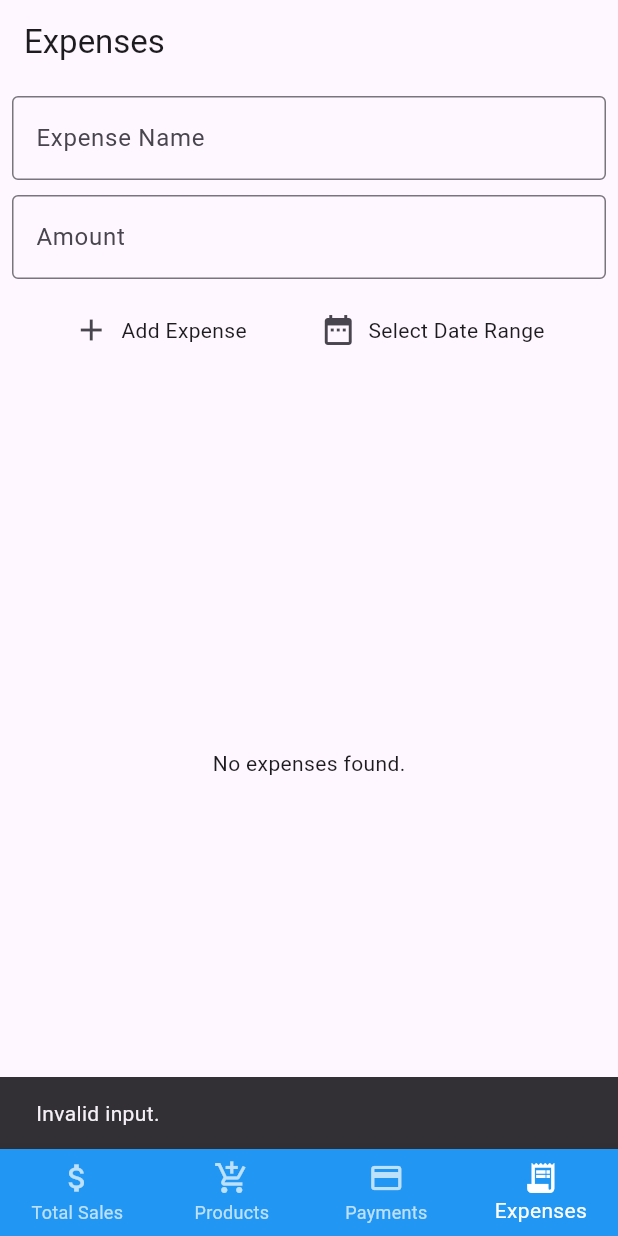
After one commit to Bieenn01/j2j_spa_sales, a Flutter app: the screen it shows after launch, item 4 of the bottom bar chosen, after a tap on "Add Expense", on a phone screen of 412 x 824 dp. The commit adds this screen. Run offline on Flutter 3.47's test engine with Material 3 defaults, Android fonts, the phone set to English and light mode, and no system bars; our stand-ins replace cloud_firestore, firebase_core, fl_chart; accounts and stored records are empty.

Commit message:
up bien commit laptopoffice

```diff
--- /dev/null
+++ b/lib/Screens/expenses.dart
@@ -0,0 +1,195 @@
+import 'package:flutter/material.dart';
+import 'package:cloud_firestore/cloud_firestore.dart';
+import 'package:intl/intl.dart'; // Import for date formatting
+
+class ExpensesScreen extends StatefulWidget {
+  @override
+  _ExpensesScreenState createState() => _ExpensesScreenState();
+}
+
+class _ExpensesScreenState extends State<ExpensesScreen> {
+  final TextEditingController _expenseNameController = TextEditingController();
+  final TextEditingController _expenseAmountController =
+      TextEditingController();
+
+  DateTime? _startDate;
+  DateTime? _endDate;
+
+  Future<void> _addExpense() async {
+    String name = _expenseNameController.text.trim();
+    double? amount = double.tryParse(_expenseAmountController.text.trim());
+
+    if (name.isNotEmpty && amount != null && amount > 0) {
+      await FirebaseFirestore.instance.collection('expenses').add({
+        'name': name,
+        'amount': amount,
+        'date': Timestamp.now(),
+      });
+
+      _expenseNameController.clear();
+      _expenseAmountController.clear();
+    } else {
+      ScaffoldMessenger.of(context).showSnackBar(
+        SnackBar(content: Text('Invalid input.')),
+      );
+    }
+  }
+
+  Future<void> _selectDateRange(BuildContext context) async {
+    DateTimeRange? picked = await showDateRangePicker(
+      context: context,
+      firstDate: DateTime(2000),
+      lastDate: DateTime(2101),
+      initialDateRange: _startDate != null && _endDate != null
+          ? DateTimeRange(start: _startDate!, end: _endDate!)
+          : DateTimeRange(start: DateTime.now(), end: DateTime.now()),
+    );
+    if (picked != null && picked.start != null && picked.end != null) {
+      setState(() {
+        _startDate = picked.start;
+        _endDate = picked.end;
+      });
+    }
+  }
+
+  @override
+  Widget build(BuildContext context) {
+    return Scaffold(
+      appBar: AppBar(title: Text('Expenses')),
+      body: Column(
+        children: [
+          Padding(
+            padding: const EdgeInsets.all(8.0),
+            child: Column(
+              children: [
+                TextField(
+                  controller: _expenseNameController,
+                  decoration: InputDecoration(
+                    labelText: 'Expense Name',
+                    border: OutlineInputBorder(),
+                  ),
+                ),
+                SizedBox(height: 10),
+                TextField(
+                  controller: _expenseAmountController,
+                  keyboardType: TextInputType.number,
+                  decoration: InputDecoration(
+                    labelText: 'Amount',
+                    border: OutlineInputBorder(),
+                  ),
+                ),
+                SizedBox(height: 10),
+                Row(
+                  mainAxisAlignment: MainAxisAlignment.spaceEvenly, // Space out the buttons evenly
+                  children: [
+                    IconButton(
+                      icon: Row(
+                        mainAxisSize: MainAxisSize.min, // Make the row just as wide as the icon and text
+                        children: [
+                          Icon(Icons.add), // The add icon for Add Expense
+                          SizedBox(width: 8), // Spacing between icon and text
+                          Text('Add Expense'), // The label
+                        ],
+                      ),
+                      onPressed: _addExpense,
+                    ),
+                    IconButton(
+                      icon: Row(
+                        mainAxisSize: MainAxisSize.min, // Make the row just as wide as the icon and text
+                        children: [
+                          Icon(Icons.date_range), // The date range icon
+                          SizedBox(width: 8), // Spacing between icon and text
+                          Text('Select Date Range'), // The label
+                        ],
+                      ),
+                      onPressed: () => _selectDateRange(context),
+                    ),
+                  ],
+                ),
+              ],
+            ),
+          ),
+          Expanded(
+            child: StreamBuilder<QuerySnapshot>(
+              stream: FirebaseFirestore.instance
+                  .collection('expenses')
+                  // Adjust the start and end dates to include the full day range
+                  .where('date', isGreaterThanOrEqualTo: _startDate != null
+                      ? Timestamp.fromDate(DateTime(
+                          _startDate!.year, _startDate!.month, _startDate!.day, 0, 0)) // Start of day
+                      : null)
+                  .where('date', isLessThanOrEqualTo: _endDate != null
+                      ? Timestamp.fromDate(DateTime(
+                          _endDate!.year, _endDate!.month, _endDate!.day, 23, 59, 59)) // End of day
+                      : null)
+                  .orderBy('date', descending: true) // Order by date
+                  .snapshots(),
+              builder: (context, snapshot) {
+                if (snapshot.connectionState == ConnectionState.waiting) {
+                  return Center(child: CircularProgressIndicator());
+                }
+                if (snapshot.hasError) {
+                  return Center(child: Text('Error: ${snapshot.error}'));
+                }
+                if (!snapshot.hasData || snapshot.data!.docs.isEmpty) {
+                  String message = _startDate != null && _endDate != null
+                      ? 'No expenses found from ${DateFormat('MMM dd, yyyy').format(_startDate!)} to ${DateFormat('MMM dd, yyyy').format(_endDate!)}'
+                      : 'No expenses found.';
+                  return Center(child: Text(message));
+                }
+
+                double totalExpenses = snapshot.data!.docs.fold(
+                  0.0,
+                  (sum, doc) =>
+                      sum + (doc.data() as Map<String, dynamic>)['amount'],
+                );
+
+                return Column(
+                  children: [
+                    Padding(
+                      padding: const EdgeInsets.all(8.0),
+                      child: Text(
+                        'Total Expenses: ₱${totalExpenses.toStringAsFixed(2)}',
+                        style: TextStyle(
+                          fontWeight: FontWeight.bold,
+                          fontSize: 18,
+                        ),
+                      ),
+                    ),
+                    Expanded(
+                      child: ListView(
+                        children: snapshot.data!.docs.map((doc) {
+                          var data = doc.data() as Map<String, dynamic>;
+                          Timestamp timestamp = data['date'] ?? Timestamp.now();
+                          DateTime date = timestamp.toDate();
+                          String formattedDate =
+                              DateFormat('MMM dd, yyyy').format(date);
+
+                          return ListTile(
+                            title: Text(data['name']),
+                            subtitle: Text(
+                              '₱${data['amount'].toStringAsFixed(2)} - $formattedDate',
+                            ),
+                            trailing: IconButton(
+                              icon: Icon(Icons.delete),
+                              onPressed: () {
+                                FirebaseFirestore.instance
+                                    .collection('expenses')
+                                    .doc(doc.id)
+                                    .delete();
+                              },
+                            ),
+                          );
+                        }).toList(),
+                      ),
+                    ),
+                  ],
+                );
+              },
+            ),
+          ),
+        ],
+      ),
+    );
+  }
+}
--- a/lib/Screens/total_sales.dart
+++ b/lib/Screens/total_sales.dart
@@ -10,25 +10,75 @@ class TotalSalesScreen extends StatefulWidget {
 
 class _TotalSalesScreenState extends State<TotalSalesScreen> {
   DateTimeRange? selectedDateRange;
+  bool hasExpenses = false; // To determine if expenses exist
 
-  Future<Map<String, double>> getSalesData({DateTimeRange? dateRange}) async {
+  // Function to fetch expenses data
+  Future<List<Map<String, dynamic>>> getExpenseDetails() async {
+    List<Map<String, dynamic>> expensesList = [];
+    DateTime today = DateTime.now();
+    String todayDate = DateFormat('yyyy-MM-dd').format(today);
+
+    QuerySnapshot expenseSnapshot =
+        await FirebaseFirestore.instance.collection('expenses').get();
+
+    for (var doc in expenseSnapshot.docs) {
+      var data = doc.data() as Map<String, dynamic>;
+      var amount = data['amount'] ?? 0.0;
+      var date = data['date'];
+
+      // Handle Timestamp and String date fields
+      DateTime? expenseDate;
+      if (date is Timestamp) {
+        expenseDate = date.toDate();
+      } else if (date is String) {
+        expenseDate = DateTime.tryParse(date);
+      }
+
+      if (expenseDate == null) continue;
+
+      // Filter today's expenses
+      if (DateFormat('yyyy-MM-dd').format(expenseDate) == todayDate) {
+        expensesList.add(data);
+      }
+    }
+
+    return expensesList;
+  }
+
+  Future<Map<String, double>> getSalesAndExpenseData(
+      {DateTimeRange? dateRange}) async {
     double totalSales = 0.0;
     double todaySales = 0.0;
     double rangeSales = 0.0;
+    double totalExpenses = 0.0;
+    double todayExpenses = 0.0;
+    double rangeExpenses = 0.0;
 
-    String todayDate = DateFormat('yyyy-MM-dd').format(DateTime.now());
+    DateTime today = DateTime.now();
+    String todayDate = DateFormat('yyyy-MM-dd').format(today);
 
-    QuerySnapshot snapshot =
+    // Fetch sales
+    QuerySnapshot salesSnapshot =
         await FirebaseFirestore.instance.collection('sales').get();
-
-    for (var doc in snapshot.docs) {
+    for (var doc in salesSnapshot.docs) {
       var data = doc.data() as Map<String, dynamic>;
       var paymentDetails = data['payment_details'];
       var paymentType = paymentDetails['payment_type'];
       var totalAmount = data['total_amount'] ?? 0.0;
       var partialPaid = paymentDetails['partial_amount_paid'] ?? 0.0;
-      var date = data['date'] ?? '';
+      var date = data['date'];
+
       double saleTotal = 0.0;
+
+      // Handle Timestamp and String date fields
+      DateTime? saleDate;
+      if (date is Timestamp) {
+        saleDate = date.toDate();
+      } else if (date is String) {
+        saleDate = DateTime.tryParse(date);
+      }
+
+      if (saleDate == null) continue;
 
       if (paymentType == 'Full') {
         saleTotal += totalAmount;
@@ -38,25 +88,67 @@ class _TotalSalesScreenState extends State<TotalSalesScreen> {
 
       totalSales += saleTotal;
 
-      // Check if the sale is for today
-      if (date == todayDate) {
+      // Today's sales
+      if (DateFormat('yyyy-MM-dd').format(saleDate) == todayDate) {
         todaySales += saleTotal;
       }
 
-      // Calculate range sales if a date range is provided
-      if (dateRange != null) {
-        DateTime saleDate = DateTime.parse(date);
-        if (saleDate.isAfter(dateRange.start.subtract(Duration(days: 1))) &&
-            saleDate.isBefore(dateRange.end.add(Duration(days: 1)))) {
-          rangeSales += saleTotal;
-        }
+      // Range sales
+      if (dateRange != null &&
+          saleDate.isAfter(dateRange.start.subtract(Duration(days: 1))) &&
+          saleDate.isBefore(dateRange.end.add(Duration(days: 1)))) {
+        rangeSales += saleTotal;
       }
     }
 
+    // Fetch expenses
+    QuerySnapshot expenseSnapshot =
+        await FirebaseFirestore.instance.collection('expenses').get();
+    for (var doc in expenseSnapshot.docs) {
+      var data = doc.data() as Map<String, dynamic>;
+      var amount = data['amount'] ?? 0.0;
+      var date = data['date'];
+
+      // Handle Timestamp and String date fields
+      DateTime? expenseDate;
+      if (date is Timestamp) {
+        expenseDate = date.toDate();
+      } else if (date is String) {
+        expenseDate = DateTime.tryParse(date);
+      }
+
+      if (expenseDate == null) continue;
+
+      // Total expenses
+      totalExpenses += amount;
+
+      // Today's expenses
+      if (DateFormat('yyyy-MM-dd').format(expenseDate) == todayDate) {
+        todayExpenses += amount;
+      }
+
+      // Filter expenses for the selected range
+      if (dateRange != null &&
+          expenseDate.isAfter(dateRange.start.subtract(Duration(days: 1))) &&
+          expenseDate.isBefore(dateRange.end.add(Duration(days: 1)))) {
+        rangeExpenses += amount;
+      }
+    }
+
+    // Adjust range sales to subtract range expenses
+    if (dateRange != null) {
+      rangeSales -= rangeExpenses;
+    }
+
+    // Determine if there are any expenses
+    hasExpenses = totalExpenses > 0;
+
+    // Return the calculated data
     return {
-      'totalSales': totalSales,
-      'todaySales': todaySales,
+      'totalSales': totalSales - totalExpenses,
+      'todaySales': todaySales - todayExpenses,
       'rangeSales': rangeSales,
+      'totalExpenses': totalExpenses,
     };
   }
 
@@ -79,7 +171,7 @@ class _TotalSalesScreenState extends State<TotalSalesScreen> {
     }
   }
 
-Future<List<FlSpot>> _getMonthlySalesData() async {
+  Future<List<FlSpot>> _getMonthlySalesData() async {
     List<double> monthlySales =
         List.generate(12, (_) => 0.0); // Initialize with 12 months
     int currentYear = DateTime.now().year;
@@ -98,10 +190,8 @@ Future<List<FlSpot>> _getMonthlySalesData() async {
       // Skip if the date field is invalid
       if (date.isEmpty) continue;
 
-      DateTime saleDate = DateTime.tryParse(date) ??
-          DateTime(1970); // Default to epoch on invalid parse
-      if (saleDate.year != currentYear)
-        continue; // Skip sales not in the current year
+      DateTime saleDate = DateTime.tryParse(date) ?? DateTime(1970);
+      if (saleDate.year != currentYear) continue;
 
       double saleTotal = 0.0;
       if (paymentType == 'Full') {
@@ -110,12 +200,10 @@ Future<List<FlSpot>> _getMonthlySalesData() async {
         saleTotal += partialPaid;
       }
 
-      int monthIndex =
-          saleDate.month - 1; // Convert to zero-indexed for the list
+      int monthIndex = saleDate.month - 1;
       monthlySales[monthIndex] += saleTotal;
     }
 
-    // Convert monthly sales to FlSpot for the chart
     List<FlSpot> spots = [];
     for (int i = 0; i < 12; i++) {
       spots.add(FlSpot(i.toDouble(), monthlySales[i]));
@@ -124,20 +212,54 @@ Future<List<FlSpot>> _getMonthlySalesData() async {
     return spots;
   }
 
+  // Function to display the expenses in a dialog
+  Future<void> _showExpenses() async {
+    List<Map<String, dynamic>> expenses = await getExpenseDetails();
+
+    showDialog(
+      context: context,
+      builder: (BuildContext context) {
+        return AlertDialog(
+          title: Text('Expense Details'),
+          content: SingleChildScrollView(
+            child: Column(
+              crossAxisAlignment: CrossAxisAlignment.start,
+              children: expenses.map((expense) {
+                return ListTile(
+                  title: Text('₱${expense['amount']}'),
+                  subtitle: Text(expense['name'] ?? 'No Description'),
+                );
+              }).toList(),
+            ),
+          ),
+          actions: <Widget>[
+            TextButton(
+              child: Text('Close'),
+              onPressed: () {
+                Navigator.of(context).pop();
+              },
+            ),
+          ],
+        );
+      },
+    );
+  }
+
   @override
   Widget build(BuildContext context) {
     return Scaffold(
       appBar: AppBar(
-        title: Text('Total Sales'),
+        title: Text(''),
         actions: [
           IconButton(
             icon: Icon(Icons.calendar_today),
             onPressed: _pickDateRange,
           ),
+
         ],
       ),
       body: FutureBuilder<Map<String, double>>(
-        future: getSalesData(dateRange: selectedDateRange),
+        future: getSalesAndExpenseData(dateRange: selectedDateRange),
         builder: (context, snapshot) {
           if (snapshot.connectionState == ConnectionState.waiting) {
             return Center(child: CircularProgressIndicator());
@@ -150,6 +272,7 @@ Future<List<FlSpot>> _getMonthlySalesData() async {
           double totalSales = snapshot.data?['totalSales'] ?? 0.0;
           double todaySales = snapshot.data?['todaySales'] ?? 0.0;
           double rangeSales = snapshot.data?['rangeSales'] ?? 0.0;
+          double totalExpenses = snapshot.data?['totalExpenses'] ?? 0.0;
 
           return SingleChildScrollView(
             padding: const EdgeInsets.all(16.0),
@@ -157,12 +280,25 @@ Future<List<FlSpot>> _getMonthlySalesData() async {
               crossAxisAlignment: CrossAxisAlignment.start,
               children: [
                 Text(
-                  'Sales Overview',
+                  'Sales Overview ${hasExpenses ? "(Net)" : ""}',
                   style: TextStyle(fontSize: 28, fontWeight: FontWeight.bold),
                 ),
                 SizedBox(height: 20),
-                _buildSalesTile('Total Sales', totalSales),
-                _buildSalesTile('Today\'s Sales', todaySales),
+                // _buildSalesTile(
+                //     'Total Sales ${hasExpenses ? "(After Expenses)" : ""}',
+                //     totalSales),
+                _buildSalesTile(
+                    'Today\'s Sales ${hasExpenses ? "(After Expenses)" : ""}',
+                    todaySales),
+                _buildSalesTile(
+                  'Total Expenses',
+                  totalExpenses,
+                  trailingIcon: IconButton(
+                    icon: Icon(Icons.receipt),
+                    onPressed:
+                        _showExpenses, // This will trigger the expense list
+                  ),
+                ),
                 if (selectedDateRange != null)
                   Card(
                     color: Colors.yellow[100],
@@ -286,13 +422,19 @@ Future<List<FlSpot>> _getMonthlySalesData() async {
     );
   }
 
-  Widget _buildSalesTile(String label, double amount) {
+  Widget _buildSalesTile(String label, double amount, {Widget? trailingIcon}) {
     return Card(
       color: Colors.white,
       elevation: 5,
       shape: RoundedRectangleBorder(borderRadius: BorderRadius.circular(16)),
       child: ListTile(
-        title: Text(label),
+        title: Row(
+          mainAxisAlignment: MainAxisAlignment.spaceBetween,
+          children: [
+            Text(label),
+            if (trailingIcon != null) trailingIcon,
+          ],
+        ),
         trailing: Text(
           '₱${amount.toStringAsFixed(2)}',
           style: TextStyle(fontSize: 18, fontWeight: FontWeight.bold),
--- a/lib/main.dart
+++ b/lib/main.dart
@@ -3,6 +3,7 @@ import 'package:flutter/material.dart';
 import 'package:j2j_spa_sales/Screens/payments.dart';
 import 'package:j2j_spa_sales/Screens/production_selection.dart';
 import 'package:j2j_spa_sales/Screens/total_sales.dart';
+import 'package:j2j_spa_sales/Screens/expenses.dart'; // New Expenses screen
 import 'package:cloud_firestore/cloud_firestore.dart';
 
 void main() async {
@@ -39,6 +40,7 @@ class _DashboardScreenState extends State<DashboardScreen> {
     TotalSalesScreen(), // First tab: Total Sales
     ProductSelectionScreen(), // Second tab: Product Selection (Or other screen)
     PaymentDetailsScreen(), // Third tab: Payment Details Screen
+    ExpensesScreen(), // Fourth tab: Expenses Screen
   ];
 
   // Update selected index when a tab is tapped
@@ -55,6 +57,11 @@ class _DashboardScreenState extends State<DashboardScreen> {
       bottomNavigationBar: BottomNavigationBar(
         currentIndex: _selectedIndex, // Highlight the selected tab
         onTap: _onItemTapped, // Handle tab selection
+        backgroundColor: Colors.blue, // Set a background color
+        selectedItemColor: Colors.white, // Color for the selected tab
+        unselectedItemColor: Colors.white70, // Color for unselected tabs
+        type: BottomNavigationBarType
+            .fixed, // Fixes the color and avoids shifting animation
         items: const [
           BottomNavigationBarItem(
             icon: Icon(Icons.attach_money),
@@ -68,6 +75,10 @@ class _DashboardScreenState extends State<DashboardScreen> {
             icon: Icon(Icons.payment),
             label: 'Payments',
           ),
+          BottomNavigationBarItem(
+            icon: Icon(Icons.receipt_long),
+            label: 'Expenses',
+          ),
         ],
       ),
     );
```
Also changed, not shown: lib/firebase_options.dart.
